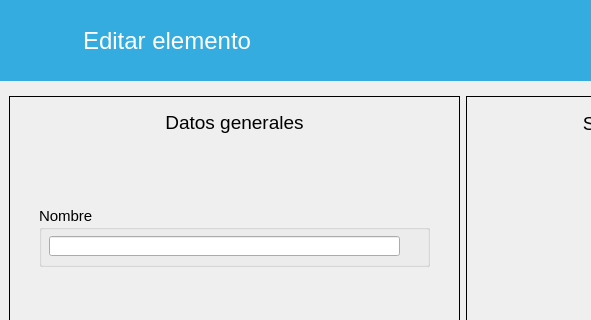
Qt form src/AdministrarInventario/Ui_EditarInventario.ui (ivanperez-7/printpos) before a commit; both pictures show x 0 to 591 and y 0 to 320 of the 946 by 684 pixel window.
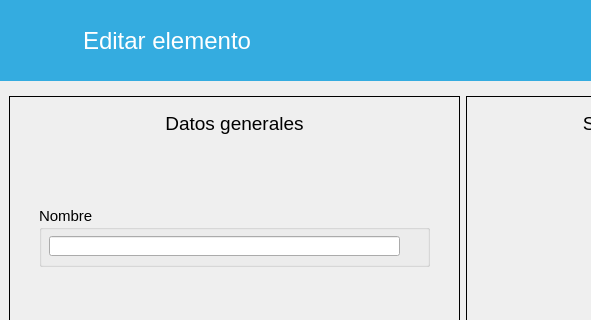
The same form after that commit. Icons and pictures are not drawn.

Diff of the .ui file:
```diff
--- a/src/AdministrarInventario/Ui_EditarInventario.ui
+++ b/src/AdministrarInventario/Ui_EditarInventario.ui
@@ -84,7 +84,7 @@
             </property>
            </widget>
           </item>
-          <item>
+          <item alignment="Qt::AlignHCenter|Qt::AlignVCenter">
            <widget class="QLabel" name="lbTitulo">
             <property name="minimumSize">
              <size>
@@ -150,9 +150,9 @@
           <property name="geometry">
            <rect>
             <x>10</x>
-            <y>15</y>
+            <y>12</y>
             <width>431</width>
-            <height>22</height>
+            <height>30</height>
            </rect>
           </property>
           <property name="font">
```
Left out of the diff: 44 changed lines with no effect on the pictures.
